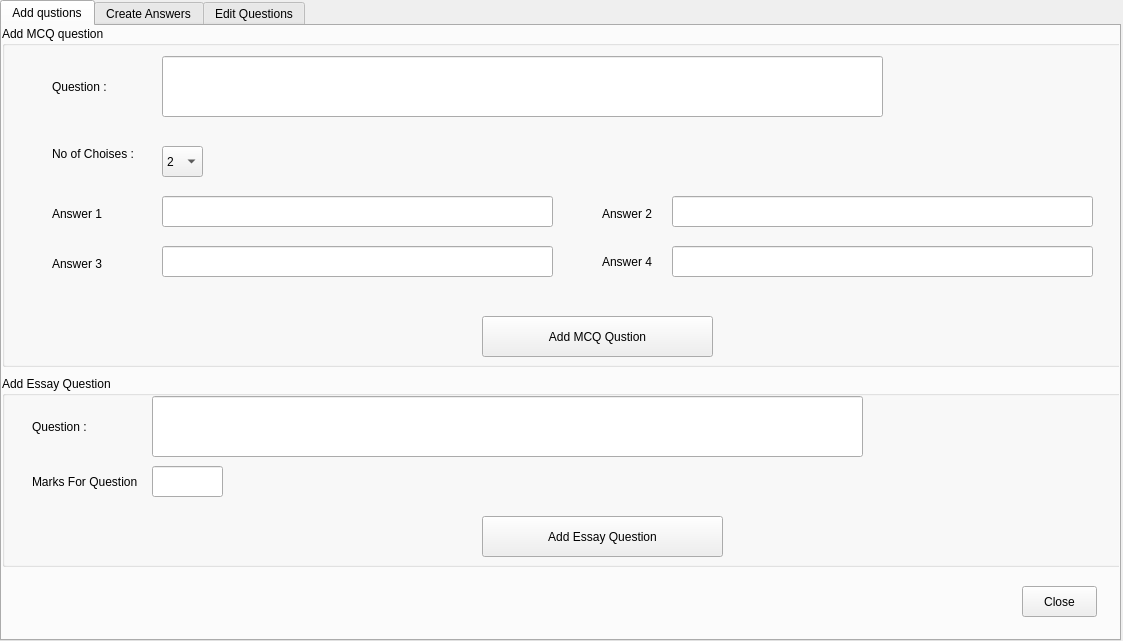
dkithmal/BinduProjectTeacher, file newmixpaper.ui: the form before one commit.
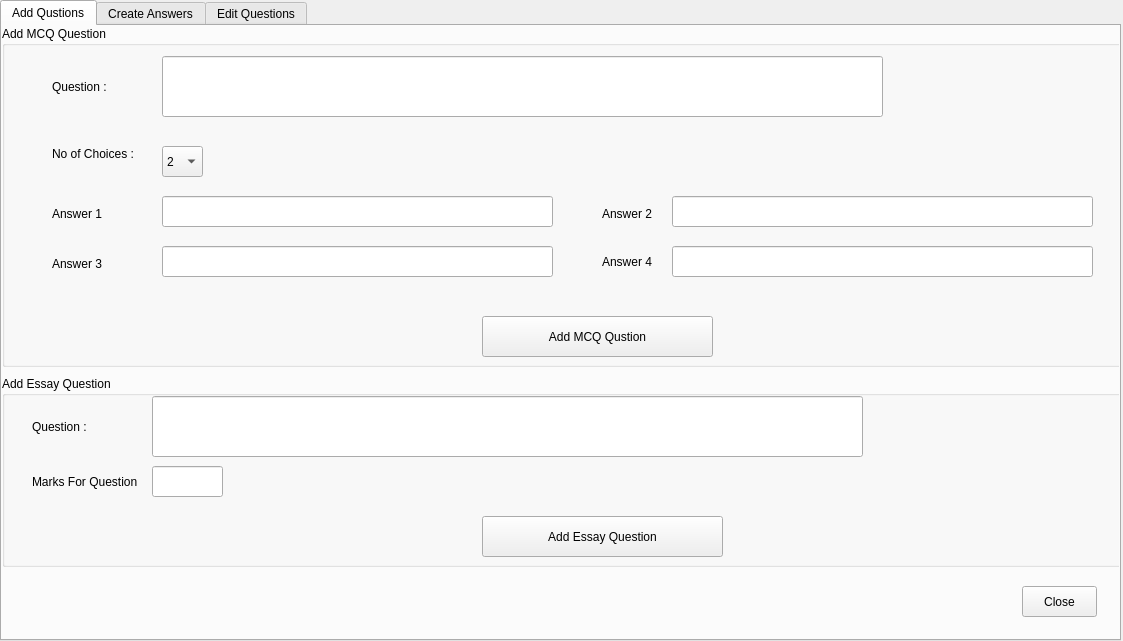
The form after the commit. The open tabs and pages were chosen to show the change.

Diff of the .ui file:
```diff
--- a/newmixpaper.ui
+++ b/newmixpaper.ui
@@ -32,7 +32,7 @@
    </property>
    <widget class="QWidget" name="tab">
     <attribute name="title">
-     <string>Add qustions</string>
+     <string>Add Qustions</string>
     </attribute>
     <widget class="QPushButton" name="pBClose">
      <property name="geometry">
@@ -57,7 +57,7 @@
       </rect>
      </property>
      <property name="title">
-      <string>Add MCQ question</string>
+      <string>Add MCQ Question</string>
      </property>
      <widget class="QLabel" name="lMcqQuestion">
       <property name="geometry">
@@ -95,7 +95,7 @@
        </rect>
       </property>
       <property name="text">
-       <string>No of Choises :</string>
+       <string>No of Choices :</string>
       </property>
      </widget>
      <widget class="QComboBox" name="cBNoOfChoises">
```
Left out of the diff: 4 changed lines with no effect on the pictures.
